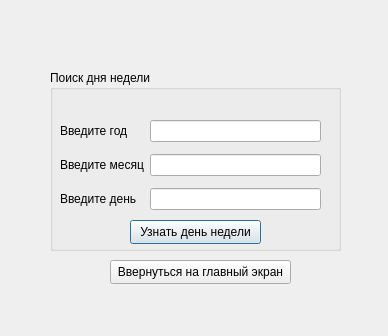
The window that dayofweek.ui (average-enjoyer04/calendar) describes before a commit, drawn with Qt 5.
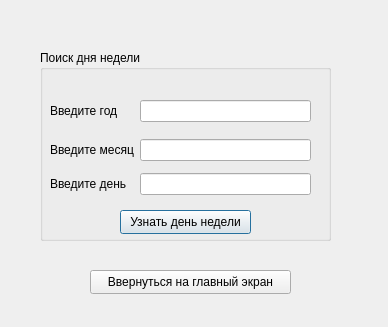
The same window after the commit.

What changed in the file:
```diff
--- a/dayofweek.ui
+++ b/dayofweek.ui
@@ -7,7 +7,7 @@
     <x>0</x>
     <y>0</y>
     <width>388</width>
-    <height>336</height>
+    <height>327</height>
    </rect>
   </property>
   <property name="windowTitle">
@@ -16,12 +16,17 @@
   <widget class="QGroupBox" name="groupBox">
    <property name="geometry">
     <rect>
-     <x>50</x>
-     <y>70</y>
+     <x>40</x>
+     <y>50</y>
      <width>291</width>
-     <height>181</height>
+     <height>191</height>
     </rect>
    </property>
+   <property name="font">
+    <font>
+     <pointsize>9</pointsize>
+    </font>
+   </property>
    <property name="title">
     <string>Поиск дня недели</string>
    </property>
@@ -31,7 +36,7 @@
       <x>10</x>
       <y>50</y>
       <width>261</width>
-      <height>92</height>
+      <height>95</height>
      </rect>
     </property>
     <layout class="QFormLayout" name="formLayout">
@@ -42,6 +47,9 @@
        </property>
       </widget>
      </item>
+     <item row="0" column="1">
+      <widget class="QLineEdit" name="year"/>
+     </item>
      <item row="2" column="0">
       <widget class="QLabel" name="label_3">
        <property name="text">
@@ -49,6 +57,22 @@
        </property>
       </widget>
      </item>
+     <item row="2" column="1">
+      <widget class="QLineEdit" name="month"/>
+     </item>
+     <item row="3" column="0" colspan="2">
+      <spacer name="verticalSpacer">
+       <property name="orientation">
+        <enum>Qt::Horizontal</enum>
+       </property>
+       <property name="sizeHint" stdset="0">
+        <size>
+         <width>0</width>
+         <height>0</height>
+        </size>
+       </property>
+      </spacer>
+     </item>
      <item row="4" column="0">
       <widget class="QLabel" name="label_4">
        <property name="text">
@@ -56,37 +80,18 @@
        </property>
       </widget>
      </item>
-     <item row="0" column="1">
-      <widget class="QLineEdit" name="year"/>
-     </item>
-     <item row="2" column="1">
-      <widget class="QLineEdit" name="month"/>
-     </item>
      <item row="4" column="1">
       <widget class="QLineEdit" name="day"/>
      </item>
-     <item row="3" column="0" colspan="2">
-      <spacer name="verticalSpacer">
+     <item row="1" column="1">
+      <spacer name="verticalSpacer_2">
        <property name="orientation">
-        <enum>Qt::Horizontal</enum>
+        <enum>Qt::Vertical</enum>
        </property>
        <property name="sizeHint" stdset="0">
         <size>
-         <width>0</width>
-         <height>0</height>
-        </size>
-       </property>
-      </spacer>
-     </item>
-     <item row="1" column="0">
-      <spacer name="horizontalSpacer">
-       <property name="orientation">
-        <enum>Qt::Horizontal</enum>
-       </property>
-       <property name="sizeHint" stdset="0">
-        <size>
-         <width>0</width>
-         <height>0</height>
+         <width>20</width>
+         <height>40</height>
         </size>
        </property>
       </spacer>
@@ -97,7 +102,7 @@
     <property name="geometry">
      <rect>
       <x>80</x>
-      <y>150</y>
+      <y>160</y>
       <width>131</width>
       <height>24</height>
      </rect>
@@ -110,12 +115,17 @@
   <widget class="QPushButton" name="back">
    <property name="geometry">
     <rect>
-     <x>110</x>
-     <y>260</y>
-     <width>181</width>
+     <x>90</x>
+     <y>270</y>
+     <width>201</width>
      <height>24</height>
     </rect>
    </property>
+   <property name="font">
+    <font>
+     <pointsize>9</pointsize>
+    </font>
+   </property>
    <property name="text">
     <string>Ввернуться на главный экран</string>
    </property>
```
